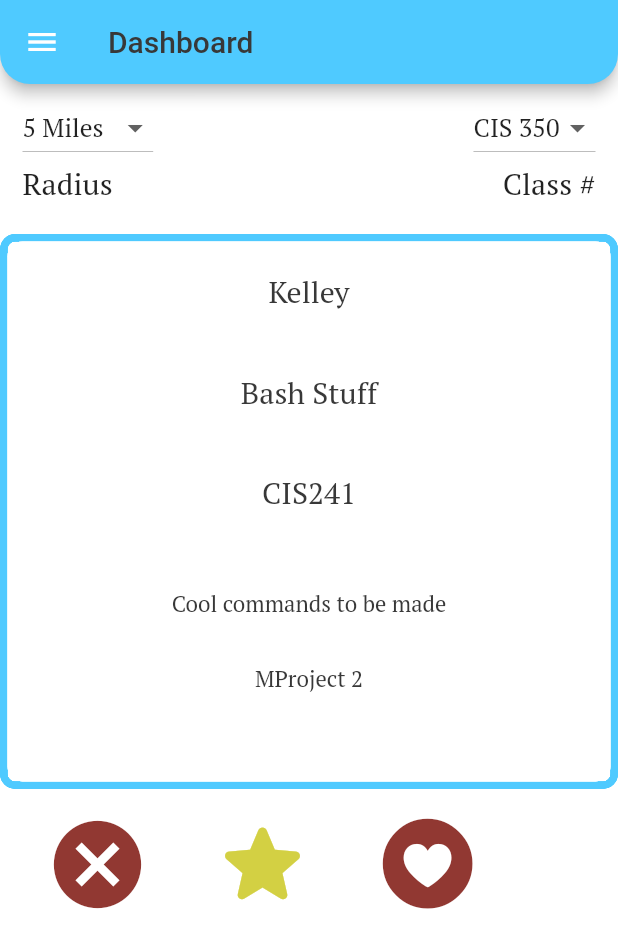
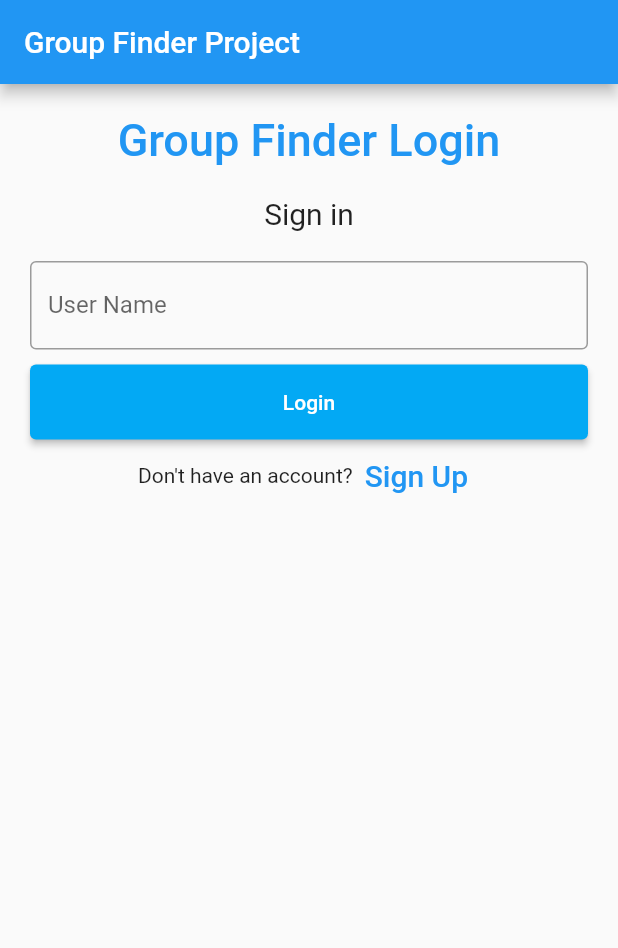
Before and after one commit to bkelley361/Group-Project-Finder, a Flutter app: the screen it shows after launch, on a phone screen of 412 x 824 dp. Shown: the top 948 px of the screen. Run offline on Flutter 3.47's test engine with Material 2 defaults, Android fonts, the phone set to English and light mode, and no system bars; drawn by our look-alikes of auto_size_text; our stand-ins replace font_awesome_flutter, google_fonts.

Commit message:
Login Screen and registration

```diff
--- /dev/null
+++ b/lib/LoginScreen.dart
@@ -0,0 +1,102 @@
+import 'package:flutter/material.dart';
+
+
+class LoginPage extends StatelessWidget {
+  const LoginPage({Key? key}) : super(key: key);
+
+  static const String _title = 'Group Finder Project';
+
+  @override
+  Widget build(BuildContext context) {
+    return Scaffold(
+
+      appBar: AppBar(
+        title: const Text(_title),
+      ),
+      body: const MyStatefulWidget(),
+    );
+  }
+}
+
+class MyStatefulWidget extends StatefulWidget {
+  const MyStatefulWidget({Key? key}) : super(key: key);
+
+  @override
+  State<MyStatefulWidget> createState() => _MyStatefulWidgetState();
+}
+
+class _MyStatefulWidgetState extends State<MyStatefulWidget> {
+  TextEditingController nameController = TextEditingController();
+  TextEditingController passwordController = TextEditingController();
+
+  @override
+  Widget build(BuildContext context) {
+    return Padding(
+        padding: const EdgeInsets.all(10),
+        child: ListView(
+          children: <Widget>[
+            Container(
+                alignment: Alignment.center,
+                padding: const EdgeInsets.all(10),
+                child: const Text(
+                  'Group Finder Login',
+                  style: TextStyle(
+                      color: Colors.blue,
+                      fontWeight: FontWeight.w500,
+                      fontSize: 30),
+                )),
+            Container(
+                alignment: Alignment.center,
+                padding: const EdgeInsets.all(10),
+                child: const Text(
+                  'Sign in',
+                  style: TextStyle(fontSize: 20),
+                )),
+            Container(
+              padding: const EdgeInsets.all(10),
+              child: TextField(
+                controller: nameController,
+                decoration: const InputDecoration(
+                  border: OutlineInputBorder(),
+                  labelText: 'User Name',
+                ),
+              ),
+            ),
+
+
+            Container(
+              height: 50,
+              padding: const EdgeInsets.fromLTRB(10, 0, 10, 0),
+              child: ElevatedButton(
+                onPressed: () {
+                  Navigator.pushNamed(context, 'dashboard');
+                },
+                style: ButtonStyle(
+                  backgroundColor: MaterialStateProperty.all<Color>(Colors.lightBlue),
+                ),
+                child: const Text('Login'),
+              ),
+            ),
+            Row(
+              mainAxisAlignment: MainAxisAlignment.center,
+              children: <Widget>[
+                const Text('Don\'t have an account?'),
+                TextButton(
+                  child: const Text(
+                    'Sign Up',
+                    style: TextStyle(
+                      fontSize: 20,
+                      color: Colors.blue,
+                    ),
+                  ),
+                  onPressed: () {
+                    Navigator.pushNamed(context, 'register');
+                    //signup screen
+                  },
+                )
+              ],
+            ),
+          ],
+        ));
+  }
+}
--- a/lib/main.dart
+++ b/lib/main.dart
@@ -1,6 +1,8 @@
 import 'package:flutter/material.dart';
+import 'package:group_project_finder/LoginScreen.dart';
+import 'package:group_project_finder/register.dart';
 import './DashboardScreen.dart';
-
+import './LoginScreen.dart';
 void main() {
   runApp(const MyApp());
 }
@@ -12,105 +14,18 @@ class MyApp extends StatelessWidget {
   @override
   Widget build(BuildContext context) {
     return MaterialApp(
-      title: 'Flutter Demo',
+      debugShowCheckedModeBanner: false,
+      title: 'Group Project',
       theme: ThemeData(
-        // This is the theme of your application.
-        //
-        // Try running your application with "flutter run". You'll see the
-        // application has a blue toolbar. Then, without quitting the app, try
-        // changing the primarySwatch below to Colors.green and then invoke
-        // "hot reload" (press "r" in the console where you ran "flutter run",
-        // or simply save your changes to "hot reload" in a Flutter IDE).
-        // Notice that the counter didn't reset back to zero; the application
-        // is not restarted.
+
         primarySwatch: Colors.blue,
       ),
-      home: const DashboardScreen(title: 'Dashboard'),
+      home: const LoginPage(),
+      routes: {
+        'register': (context) => const RegisterPage(),
+        'login': (context) => const LoginPage(),
+        'dashboard': (context) => const DashboardScreen(title: 'Dashboard'),
+      },
     );
   }
 }
-
-class MyHomePage extends StatefulWidget {
-  const MyHomePage({super.key, required this.title});
-
-  // This widget is the home page of your application. It is stateful, meaning
-  // that it has a State object (defined below) that contains fields that affect
-  // how it looks.
-
-  // This class is the configuration for the state. It holds the values (in this
-  // case the title) provided by the parent (in this case the App widget) and
-  // used by the build method of the State. Fields in a Widget subclass are
-  // always marked "final".
-
-  final String title;
-
-  @override
-  State<MyHomePage> createState() => _MyHomePageState();
-}
-
-class _MyHomePageState extends State<MyHomePage> {
-  int _counter = 0;
-
-  void _incrementCounter() {
-    setState(() {
-      // This call to setState tells the Flutter framework that something has
-      // changed in this State, which causes it to rerun the build method below
-      // so that the display can reflect the updated values. If we changed
-      // _counter without calling setState(), then the build method would not be
-      // called again, and so nothing would appear to happen.
-      _counter++;
-    });
-  }
-
-  @override
-  Widget build(BuildContext context) {
-    // This method is rerun every time setState is called, for instance as done
-    // by the _incrementCounter method above.
-    //
-    // The Flutter framework has been optimized to make rerunning build methods
-    // fast, so that you can just rebuild anything that needs updating rather
-    // than having to individually change instances of widgets.
-    return Scaffold(
-      appBar: AppBar(
-        // Here we take the value from the MyHomePage object that was created by
-        // the App.build method, and use it to set our appbar title.
-        title: Text(widget.title),
-      ),
-      body: Center(
-        // Center is a layout widget. It takes a single child and positions it
-        // in the middle of the parent.
-        child: Column(
-          // Column is also a layout widget. It takes a list of children and
-          // arranges them vertically. By default, it sizes itself to fit its
-          // children horizontally, and tries to be as tall as its parent.
-          //
-          // Invoke "debug painting" (press "p" in the console, choose the
-          // "Toggle Debug Paint" action from the Flutter Inspector in Android
-          // Studio, or the "Toggle Debug Paint" command in Visual Studio Code)
-          // to see the wireframe for each widget.
-          //
-          // Column has various properties to control how it sizes itself and
-          // how it positions its children. Here we use mainAxisAlignment to
-          // center the children vertically; the main axis here is the vertical
-          // axis because Columns are vertical (the cross axis would be
-          // horizontal).
-          mainAxisAlignment: MainAxisAlignment.center,
-          children: <Widget>[
-            const Text(
-              'You have pushed the button this many times:',
-            ),
-            Text(
-              '$_counter',
-              style: Theme.of(context).textTheme.headline4,
-            ),
-          ],
-        ),
-      ),
-      floatingActionButton: FloatingActionButton(
-        onPressed: _incrementCounter,
-        tooltip: 'Increment',
-        child: const Icon(Icons.add),
-      ), // This trailing comma makes auto-formatting nicer for build methods.
-    );
-  }
-}
```
Also changed, not shown: lib/register.dart (added, +166 -0 lines).
